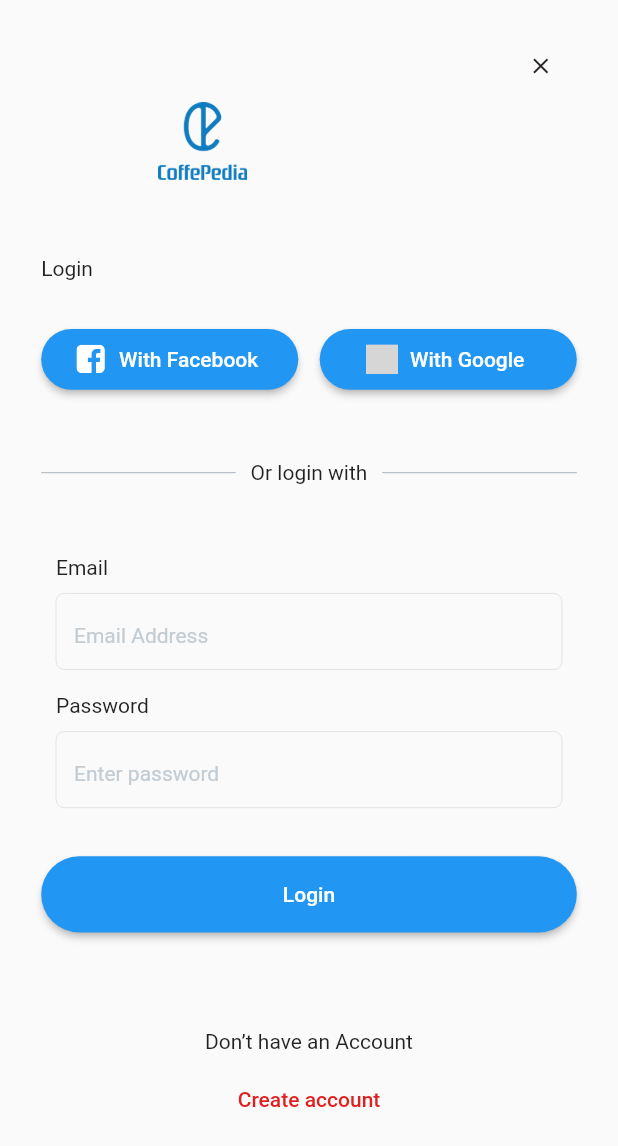
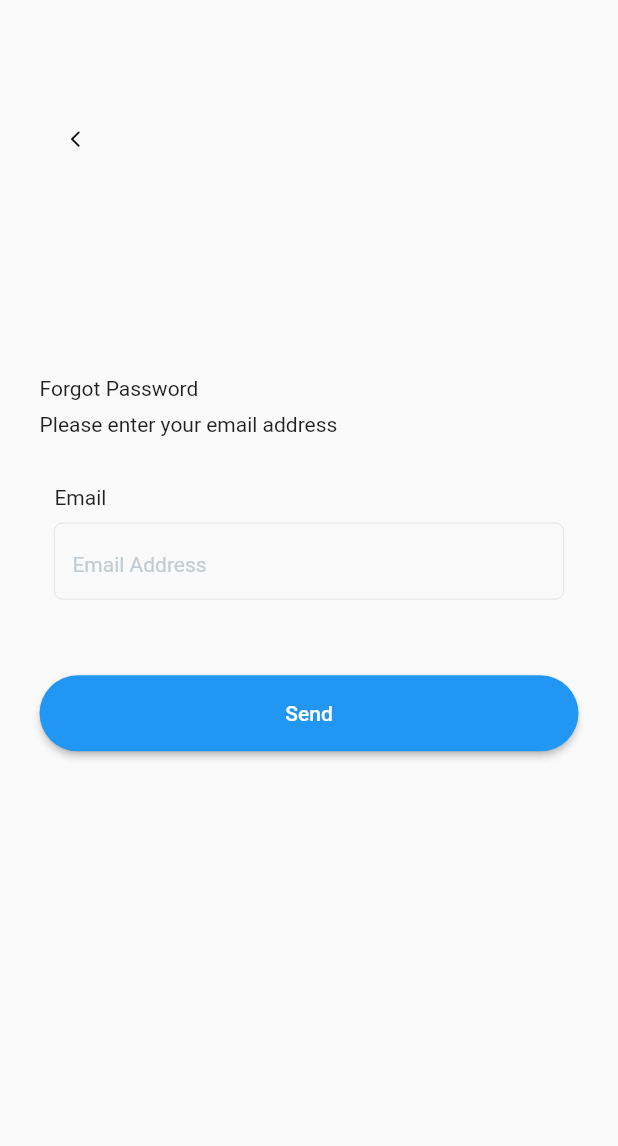
Before and after one commit to CofePedia/coffee_pedia_mobile_app, a Flutter app: the screen it shows after launch, on a phone screen of 412 x 824 dp. Shown: the top 1146 px of the screen. Run offline on Flutter 3.47's test engine with Material 2 defaults, Android fonts, the phone set to English and light mode, and no system bars; our stand-ins replace bot_toast, easy_localization, flutter_screenutil, flutter_svg; missing offline and left inert: circle_checkbox; project files that could hold a hidden picture were left out; grey boxes are pictures that could not be loaded.

Commit message:
Forget password screen.

```diff
--- a/lib/main.dart
+++ b/lib/main.dart
@@ -1,5 +1,6 @@
 import 'package:bot_toast/bot_toast.dart';
-import 'package:coffepedia/ui/screens/intro/register_screen.dart';
+import 'package:coffepedia/ui/screens/intro/forget_password_screen.dart';
+import 'package:coffepedia/ui/screens/intro/login_register_screen.dart';
 import 'package:easy_localization/easy_localization.dart';
 import 'package:flutter/material.dart';
 import 'package:flutter/services.dart';
@@ -48,7 +49,7 @@ class MyApp extends StatelessWidget {
           locale: context.locale,
           builder: BotToastInit(),
           navigatorObservers: [BotToastNavigatorObserver()],
-          home: RegisterScreen(),
+          home: ForgetPasswordScreen(),
         );
       },
     );
--- /dev/null
+++ b/lib/ui/screens/intro/forget_password_screen.dart
@@ -0,0 +1,79 @@
+import 'package:flutter/material.dart';
+import 'package:flutter_screenutil/flutter_screenutil.dart';
+
+import '../../custom_input.dart';
+
+class ForgetPasswordScreen extends StatefulWidget {
+  const ForgetPasswordScreen({Key? key}) : super(key: key);
+
+  @override
+  State<ForgetPasswordScreen> createState() => _ForgetPasswordScreenState();
+}
+
+class _ForgetPasswordScreenState extends State<ForgetPasswordScreen> {
+  TextEditingController _email = TextEditingController();
+
+  @override
+  Widget build(BuildContext context) {
+    return Scaffold(
+      body: Container(
+        width: MediaQuery.of(context).size.width,
+        height: MediaQuery.of(context).size.height,
+        child: Padding(
+          padding: EdgeInsets.symmetric(horizontal: 24.w),
+          child: Column(
+            crossAxisAlignment: CrossAxisAlignment.start,
+            children: [
+              SizedBox(
+                height: 68.h,
+              ),
+              IconButton(
+                onPressed: () {},
+                icon: Icon(
+                  Icons.arrow_back_ios_rounded,
+                  color: Colors.black,
+                  size: 12.w,
+                ),
+              ),
+              Padding(
+                padding: EdgeInsets.only(
+                  top: 132.h,
+                  bottom: 8.h,
+                ),
+                child: Text("Forgot Password"),
+              ),
+              Text("Please enter your email address"),
+              Padding(
+                padding: EdgeInsets.only(
+                  top: 32.h,
+                  bottom: 18.h,
+                ),
+                child: CustomInput(
+                  title: "Email",
+                  hint: "Email Address",
+                  textEditingController: _email,
+                ),
+              ),
+              Container(
+                width: MediaQuery.of(context).size.width,
+                margin: EdgeInsets.only(top: 16.h, bottom: 32.h),
+                height: 50.h,
+                child: ElevatedButton(
+                  onPressed: () {},
+                  style: ButtonStyle(
+                    shape: MaterialStateProperty.all(
+                      RoundedRectangleBorder(
+                        borderRadius: BorderRadius.circular(25.r),
+                      ),
+                    ),
+                  ),
+                  child: Text("Send"),
+                ),
+              ),
+            ],
+          ),
+        ),
+      ),
+    );
+  }
+}
--- a/lib/ui/screens/intro/register_screen.dart
+++ b/lib/ui/screens/intro/login_register_screen.dart
@@ -6,14 +6,14 @@ import 'package:flutter_svg/flutter_svg.dart';
 
 import '../../custom_input.dart';
 
-class RegisterScreen extends StatefulWidget {
-  const RegisterScreen({Key? key}) : super(key: key);
+class LoginRegisterScreen extends StatefulWidget {
+  const LoginRegisterScreen({Key? key}) : super(key: key);
 
   @override
-  State<RegisterScreen> createState() => _RegisterScreenState();
+  State<LoginRegisterScreen> createState() => _LoginRegisterScreenState();
 }
 
-class _RegisterScreenState extends State<RegisterScreen> {
+class _LoginRegisterScreenState extends State<LoginRegisterScreen> {
   TextEditingController _email = TextEditingController();
   bool selected = false;
   bool isLogin = true;
@@ -178,9 +178,15 @@ class _RegisterScreenState extends State<RegisterScreen> {
                         hint: "Confirm password",
                         textEditingController: _email,
                       ),
+                isLogin
+                    ? Align(
+                        alignment: Alignment.centerRight,
+                        child: Text("Forgot Password?"),
+                      )
+                    : SizedBox.shrink(),
                 Container(
                   width: MediaQuery.of(context).size.width,
-                  margin: EdgeInsets.only(top: 16.h, bottom: 32.h),
+                  margin: EdgeInsets.only(top: isLogin ? 24.h : 16.h, bottom: 32.h),
                   height: 50.h,
                   child: ElevatedButton(
                     onPressed: () {},
```
